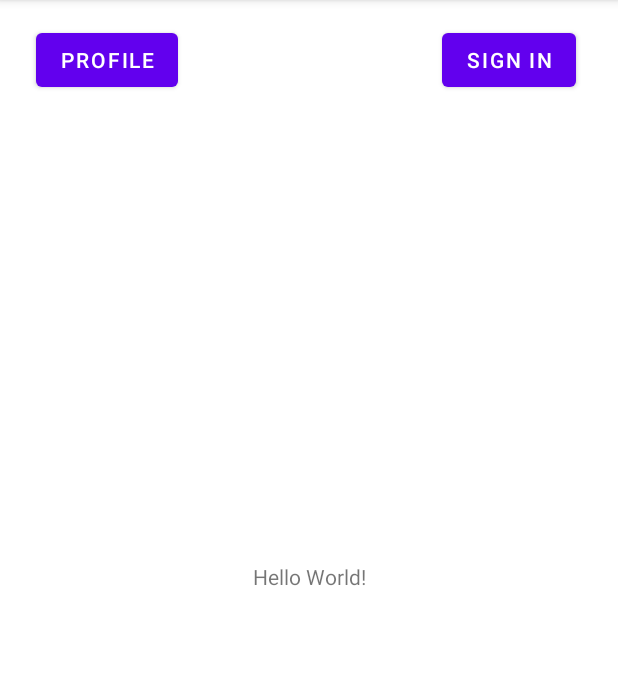
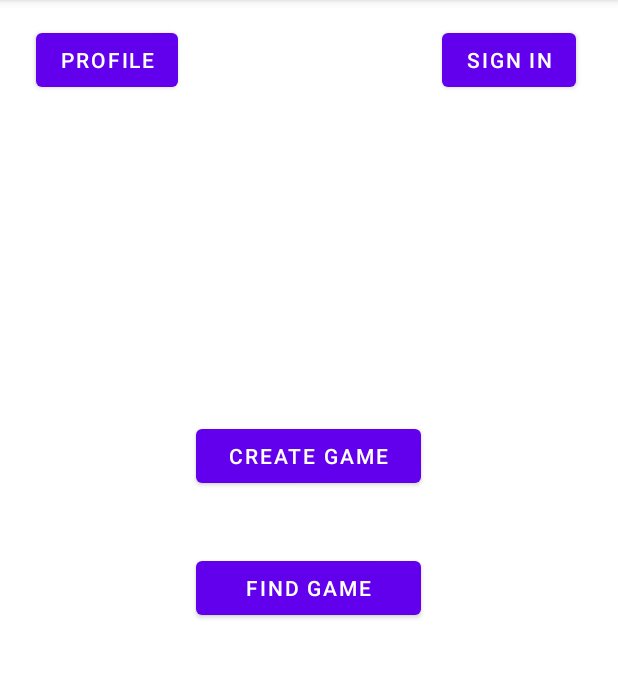
Before and after one commit to shaplykon/Battleship-Android, an Android app: the screen it shows after launch (MainActivity), on a phone screen of 412 x 824 dp, the part 84-762 px from its top. Run offline under Robolectric (Android 15) with nearby library versions, the phone set to English and light mode, and no system bars; our stand-ins replace Firebase (no records; nobody signed in at launch, a user with empty details on screens opened directly); libraries missing offline, so code that uses them is left out: com.facebook.drawee, com.firebase.ui; 1 statement that could not run was skipped.

Commit message:
Added game creating functionality and added simple game model, stored into the Firebase Realtime Database

```diff
--- a/app/src/main/AndroidManifest.xml
+++ b/app/src/main/AndroidManifest.xml
@@ -3,17 +3,19 @@
     package="com.example.battleship">
 
     <application
+        android:name=".BattleshipApplication"
         android:allowBackup="true"
         android:icon="@mipmap/ic_launcher"
         android:label="@string/app_name"
         android:roundIcon="@mipmap/ic_launcher_round"
         android:supportsRtl="true"
-        android:theme="@style/Theme.Battleship"
-        android:name=".BattleshipApplication">
+        android:theme="@style/Theme.Battleship">
+        <activity android:name=".CreateGameActivity"></activity>
         <activity android:name=".ProfileActivity" />
         <activity android:name=".MainActivity">
             <intent-filter>
                 <action android:name="android.intent.action.MAIN" />
+
                 <category android:name="android.intent.category.LAUNCHER" />
             </intent-filter>
         </activity>
--- a/app/src/main/java/com/example/battleship/MainActivity.java
+++ b/app/src/main/java/com/example/battleship/MainActivity.java
@@ -23,8 +23,11 @@
 public class MainActivity extends AppCompatActivity {
 
     private static final int RC_SIGN_IN = 1;
+
     Button signInButton;
     Button profileButton;
+    Button findGameButton;
+    Button createGameButton;
     TextView usernameLabel;
     FirebaseAuth mAuth;
 
@@ -36,6 +39,14 @@
         setContentView(R.layout.activity_main);
         usernameLabel = findViewById(R.id.usernameLabel);
         mAuth = FirebaseAuth.getInstance();
+
+        findGameButton = findViewById(R.id.findGameButton);
+        createGameButton = findViewById(R.id.createGameButton);
+
+        createGameButton.setOnClickListener(v -> {
+            Intent intent = new Intent(getApplicationContext(), CreateGameActivity.class);
+            startActivity(intent);
+        });
 
         profileButton =  findViewById(R.id.profileButton);
         profileButton.setOnClickListener(v-> {
--- a/app/src/main/res/layout/activity_main.xml
+++ b/app/src/main/res/layout/activity_main.xml
@@ -5,17 +5,6 @@
     android:layout_width="match_parent"
     android:layout_height="match_parent"
     tools:context=".MainActivity">
-
-    <TextView
-        android:id="@+id/usernameLabel"
-        android:layout_width="wrap_content"
-        android:layout_height="wrap_content"
-        android:text="Hello World!"
-        app:layout_constraintBottom_toBottomOf="parent"
-        app:layout_constraintEnd_toEndOf="parent"
-        app:layout_constraintHorizontal_bias="0.5"
-        app:layout_constraintStart_toStartOf="parent"
-        app:layout_constraintTop_toTopOf="parent" />
 
     <Button
         android:id="@+id/signInButton"
@@ -37,4 +26,26 @@
         app:layout_constraintStart_toStartOf="parent"
         app:layout_constraintTop_toTopOf="parent" />
 
+    <Button
+        android:id="@+id/createGameButton"
+        android:layout_width="150dp"
+        android:layout_height="wrap_content"
+        android:layout_marginTop="280dp"
+        android:text="Create game"
+        app:layout_constraintEnd_toEndOf="parent"
+        app:layout_constraintHorizontal_bias="0.498"
+        app:layout_constraintStart_toStartOf="parent"
+        app:layout_constraintTop_toTopOf="parent" />
+
+    <Button
+        android:id="@+id/findGameButton"
+        android:layout_width="150dp"
+        android:layout_height="wrap_content"
+        android:layout_marginTop="40dp"
+        android:text="Find game"
+        app:layout_constraintEnd_toEndOf="parent"
+        app:layout_constraintHorizontal_bias="0.498"
+        app:layout_constraintStart_toStartOf="parent"
+        app:layout_constraintTop_toBottomOf="@+id/createGameButton" />
+
 </androidx.constraintlayout.widget.ConstraintLayout>
```
Also changed, not shown: app/src/main/java/com/example/battleship/CreateGameActivity.java (added, +68 -0 lines), app/src/main/java/com/example/battleship/Game.java (added, +23 -0 lines), app/src/main/res/layout/activity_create_game.xml (added, +37 -0 lines), app/src/main/res/layout/activity_profile.xml (+18 -13 lines).
